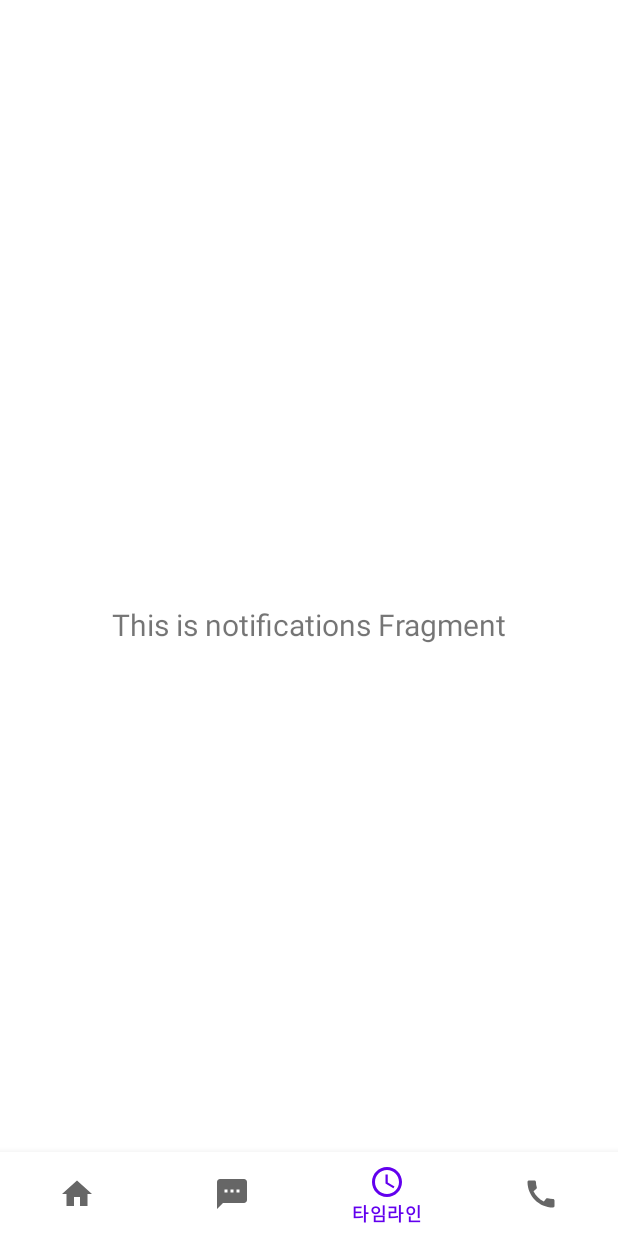
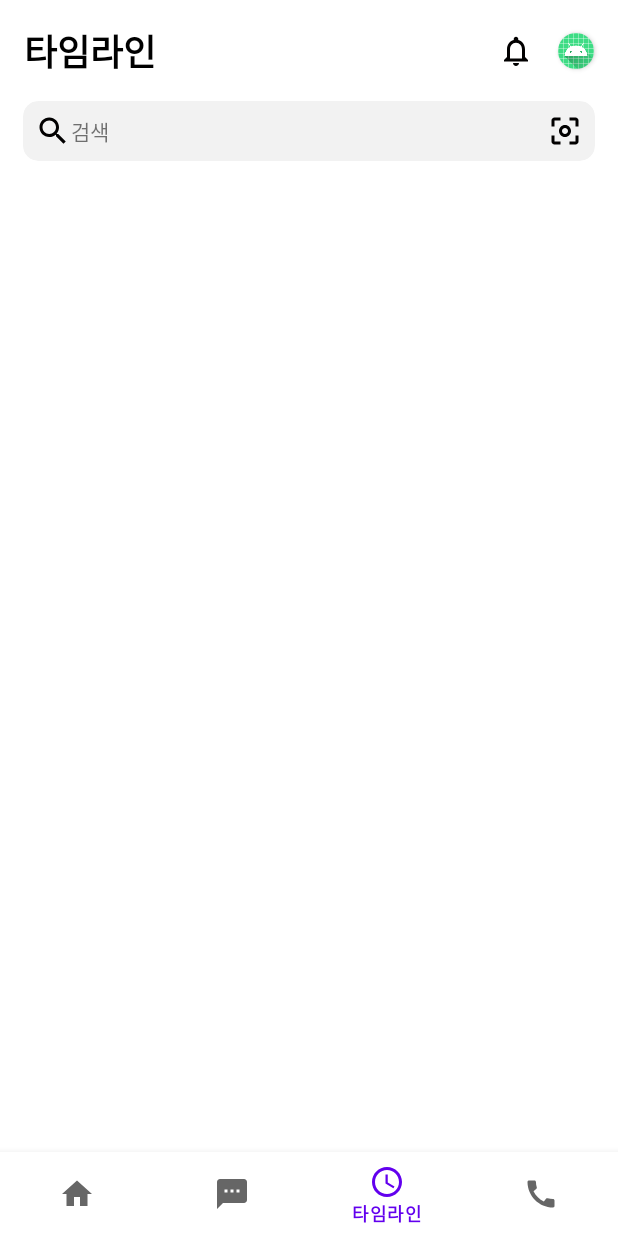
Before and after one commit to eshc123/LineCloneCoding, an Android app: the TimelineFragment screen opened through its navigation route, on a phone screen of 412 x 824 dp. Run offline under Robolectric (Android 15) with nearby library versions, the phone set to English and light mode, and no system bars; our stand-ins replace navigation-ui; 2 statements that could not run were skipped.

Commit message:
add timeline

```diff
--- /dev/null
+++ b/app/src/main/res/drawable/ic_baseline_notifications_none_24.xml
@@ -0,0 +1,5 @@
+<vector android:height="24dp" android:tint="#010000"
+    android:viewportHeight="24" android:viewportWidth="24"
+    android:width="24dp" xmlns:android="http://schemas.android.com/apk/res/android">
+    <path android:fillColor="@android:color/white" android:pathData="M12,22c1.1,0 2,-0.9 2,-2h-4c0,1.1 0.9,2 2,2zM18,16v-5c0,-3.07 -1.63,-5.64 -4.5,-6.32L13.5,4c0,-0.83 -0.67,-1.5 -1.5,-1.5s-1.5,0.67 -1.5,1.5v0.68C7.64,5.36 6,7.92 6,11v5l-2,2v1h16v-1l-2,-2zM16,17L8,17v-6c0,-2.48 1.51,-4.5 4,-4.5s4,2.02 4,4.5v6z"/>
+</vector>
--- a/app/src/main/res/layout/fragment_timeline.xml
+++ b/app/src/main/res/layout/fragment_timeline.xml
@@ -6,17 +6,141 @@
     android:layout_height="match_parent"
     tools:context=".ui.timeline.TimelineFragment">
 
-    <TextView
-        android:id="@+id/text_timeline"
+    <androidx.constraintlayout.widget.ConstraintLayout
+        android:id="@+id/timeline_title_layout"
         android:layout_width="match_parent"
         android:layout_height="wrap_content"
-        android:layout_marginStart="8dp"
-        android:layout_marginTop="8dp"
-        android:layout_marginEnd="8dp"
-        android:textAlignment="center"
-        android:textSize="20sp"
+        android:orientation="horizontal"
+        android:layout_marginStart="16dp"
+        android:layout_marginTop="16dp"
+        app:layout_constraintStart_toStartOf="parent"
+        app:layout_constraintTop_toTopOf="parent">
+
+        <TextView
+            android:id="@+id/timeline_title"
+            android:layout_width="wrap_content"
+            android:layout_height="wrap_content"
+            android:text="타임라인"
+            android:textSize="24dp"
+            android:textStyle="bold"
+            android:textColor="@color/black"
+            app:layout_constraintTop_toTopOf="parent"
+            app:layout_constraintStart_toStartOf="parent">
+
+        </TextView>
+
+
+
+
+
+        <ImageView
+            android:id="@+id/addFriend"
+            android:layout_width="wrap_content"
+            android:layout_height="wrap_content"
+            android:contentDescription="TODO"
+            android:src="@drawable/ic_baseline_notifications_none_24"
+            android:layout_marginHorizontal="16dp"
+            app:layout_constraintBottom_toBottomOf="parent"
+            app:layout_constraintEnd_toStartOf="@+id/myProfile"
+            app:layout_constraintTop_toTopOf="parent" />
+
+        <androidx.cardview.widget.CardView
+            android:id="@+id/myProfile"
+            android:layout_width="24dp"
+            android:layout_height="24dp"
+            app:cardCornerRadius="12dp"
+            android:layout_marginHorizontal="16dp"
+            app:layout_constraintBottom_toBottomOf="parent"
+            app:layout_constraintEnd_toEndOf="parent"
+            app:layout_constraintTop_toTopOf="parent">
+
+            <ImageView
+                android:layout_width="wrap_content"
+                android:layout_height="wrap_content"
+                android:src="@mipmap/ic_launcher_round"
+                android:contentDescription="TODO" />
+
+        </androidx.cardview.widget.CardView>
+
+
+    </androidx.constraintlayout.widget.ConstraintLayout>
+
+    <androidx.core.widget.NestedScrollView
+        android:layout_width="match_parent"
+        android:layout_height="0dp"
         app:layout_constraintBottom_toBottomOf="parent"
         app:layout_constraintEnd_toEndOf="parent"
         app:layout_constraintStart_toStartOf="parent"
-        app:layout_constraintTop_toTopOf="parent" />
+        app:layout_constraintTop_toBottomOf="@+id/timeline_title_layout">
+
+        <LinearLayout
+            android:layout_width="match_parent"
+            android:layout_height="match_parent"
+            android:orientation="vertical">
+            <LinearLayout
+                android:layout_width="match_parent"
+                android:layout_height="wrap_content"
+                android:layout_marginTop="15dp"
+                android:orientation="vertical">
+
+                <androidx.cardview.widget.CardView
+                    android:id="@+id/search_card"
+                    android:layout_width="match_parent"
+                    android:layout_height="wrap_content"
+                    android:layout_marginHorizontal="15dp"
+                    android:backgroundTint="#0D000000"
+                    app:cardCornerRadius="10dp"
+                    app:cardElevation="0dp">
+
+                    <androidx.constraintlayout.widget.ConstraintLayout
+                        android:layout_width="match_parent"
+                        android:layout_height="match_parent"
+                        android:layout_marginVertical="8dp"
+                        android:orientation="horizontal">
+
+                        <ImageView
+                            android:id="@+id/searchImage"
+                            android:layout_width="wrap_content"
+                            android:layout_height="wrap_content"
+                            android:layout_marginStart="8dp"
+                            android:src="@drawable/ic_baseline_search_24"
+                            app:layout_constraintBottom_toBottomOf="parent"
+                            app:layout_constraintStart_toStartOf="parent"
+                            app:layout_constraintTop_toTopOf="parent" />
+
+                        <TextView
+                            android:id="@+id/search_src_text"
+                            android:layout_width="wrap_content"
+                            android:layout_height="wrap_content"
+                            android:text="검색"
+                            app:layout_constraintBottom_toBottomOf="parent"
+                            app:layout_constraintStart_toEndOf="@+id/searchImage"
+                            app:layout_constraintTop_toTopOf="parent" />
+
+                        <ImageView
+                            android:layout_width="wrap_content"
+                            android:layout_height="wrap_content"
+                            android:layout_marginEnd="8dp"
+                            android:src="@drawable/ic_baseline_center_focus_weak_24"
+                            app:layout_constraintBottom_toBottomOf="parent"
+                            app:layout_constraintEnd_toEndOf="parent"
+                            app:layout_constraintTop_toTopOf="parent" />
+
+                    </androidx.constraintlayout.widget.ConstraintLayout>
+
+                </androidx.cardview.widget.CardView>
+
+
+            </LinearLayout>
+
+            <androidx.recyclerview.widget.RecyclerView
+                android:id="@+id/timeline_recyclerview"
+                android:layout_width="match_parent"
+                android:layout_height="match_parent"
+                android:layout_marginTop="20dp"/>
+        </LinearLayout>
+    </androidx.core.widget.NestedScrollView>
+
+
+
 </androidx.constraintlayout.widget.ConstraintLayout>
```
